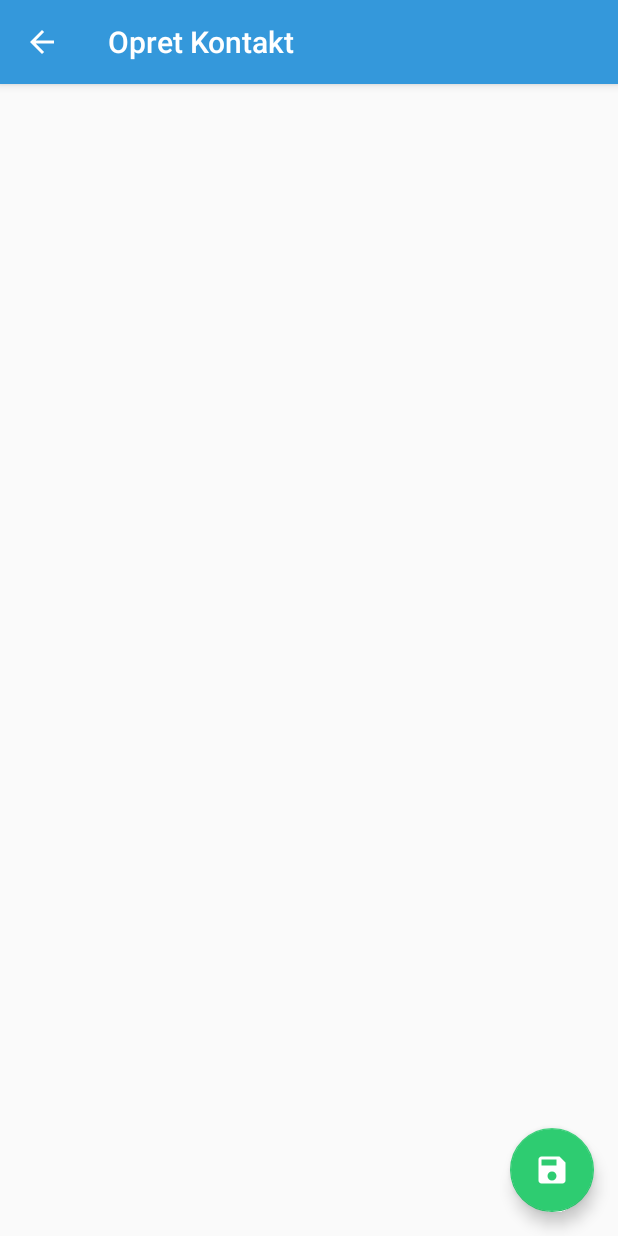
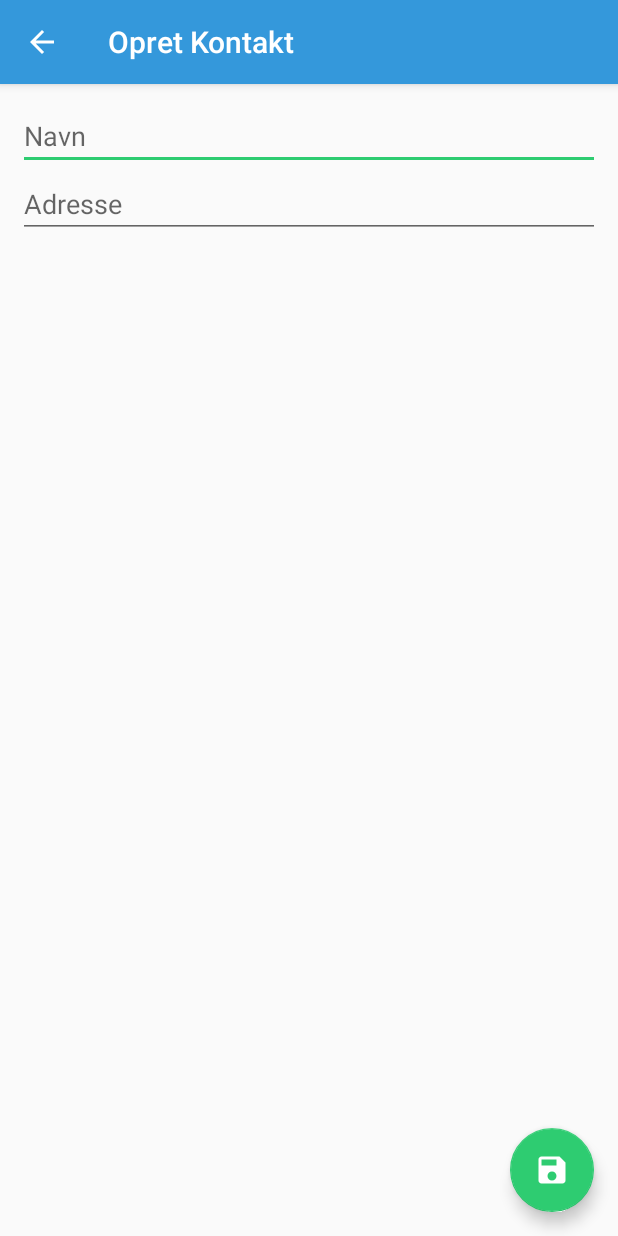
Before and after one commit to Prepager/RejseBuddy, an Android app: the ContactsEditorActivity screen opened directly, with no data from a screen before it, on a phone screen of 412 x 824 dp. Run offline under Robolectric (Android 15) with nearby library versions, the phone set to English and light mode, and no system bars.

Commit message:
Added address autocomplete fragment

```diff
--- a/app/build.gradle
+++ b/app/build.gradle
@@ -26,6 +26,7 @@ dependencies {
     implementation 'androidx.legacy:legacy-support-v4:1.0.0'
     implementation 'androidx.lifecycle:lifecycle-extensions:2.0.0'
     implementation 'androidx.preference:preference:1.1.0-rc01'
+    implementation 'com.google.android.gms:play-services-plus:17.0.0'
     testImplementation 'junit:junit:4.12'
     androidTestImplementation 'androidx.test.ext:junit:1.1.1'
     androidTestImplementation 'androidx.test.espresso:espresso-core:3.2.0'
--- a/app/src/main/AndroidManifest.xml
+++ b/app/src/main/AndroidManifest.xml
@@ -2,6 +2,7 @@
 <manifest xmlns:android="http://schemas.android.com/apk/res/android"
     package="com.rejsebuddy">
 
+    <!-- To access Google+ APIs: -->
     <uses-permission android:name="android.permission.INTERNET" />
 
     <application
@@ -11,7 +12,8 @@
         android:label="@string/app_name"
         android:roundIcon="@mipmap/ic_launcher_round"
         android:supportsRtl="true"
-        android:theme="@style/AppTheme">
+        android:theme="@style/AppTheme"
+        android:usesCleartextTraffic="true">
         <activity
             android:name=".contacts.ContactsEditorActivity"
             android:label="@string/create_contacts_title"
--- /dev/null
+++ b/app/src/main/java/com/rejsebuddy/address/AddressInputFragment.java
@@ -0,0 +1,153 @@
+package com.rejsebuddy.address;
+
+import android.content.Context;
+import android.os.Bundle;
+import android.view.LayoutInflater;
+import android.view.View;
+import android.view.ViewGroup;
+import android.widget.AdapterView;
+import android.widget.ArrayAdapter;
+import android.widget.AutoCompleteTextView;
+
+import androidx.fragment.app.Fragment;
+
+import com.rejsebuddy.R;
+import com.rejsebuddy.api.tasks.SearchLocationsTask;
+import com.rejsebuddy.helpers.DebouncedTextWatcher;
+
+import java.util.List;
+
+public class AddressInputFragment extends Fragment implements AdapterView.OnItemClickListener {
+
+    /**
+     * The auto complete text view instance.
+     */
+    private AutoCompleteTextView input;
+
+    /**
+     * The input address change listener.
+     */
+    private OnAddressChangeListener listener;
+
+    /**
+     * Inflates the contacts fragment.
+     *
+     * @param inflater The layout inflater instance.
+     * @param container The group view container.
+     * @param state The saved state of the view.
+     * @return The inflated fragment view.
+     */
+    @Override
+    public View onCreateView(LayoutInflater inflater, ViewGroup container, Bundle state) {
+        return inflater.inflate(R.layout.fragment_address_input, container, false);
+    }
+
+    /**
+     * Prepares and saves the autocomplete input.
+     *
+     * @param view The contacts row view.
+     * @param state The previous view state.
+     */
+    @Override
+    public void onViewCreated(View view, Bundle state) {
+        // Call super class.
+        super.onViewCreated(view, state);
+
+        // Find input and bind on item select.
+        this.input = view.findViewById(R.id.input);
+        this.input.setOnItemClickListener(this);
+
+        // Add debounced text watcher to search locations.
+        this.input.addTextChangedListener(new DebouncedTextWatcher() {
+
+            @Override
+            public void textChanged(String str) {
+                new SearchLocations(getContext(), AddressInputFragment.this).execute(str);
+            }
+
+        });
+    }
+
+    /**
+     * Binds the on address change listener.
+     *
+     * @param ctx The application context.
+     */
+    @Override
+    public void onAttach(Context ctx) {
+        super.onAttach(ctx);
+        this.listener = (OnAddressChangeListener) ctx;
+    }
+
+    /**
+     * Emits the selected address to the listener.
+     *
+     * @param adapter The data adapter.
+     * @param view The current view.
+     * @param pos The position of the element.
+     * @param id The id of the element.
+     */
+    @Override
+    public void onItemClick(AdapterView<?> adapter, View view, int pos, long id) {
+        this.listener.onAddressChanged((Address) adapter.getItemAtPosition(pos));
+    }
+
+    /**
+     * Sets the input text property.
+     *
+     * @param address The address to display.
+     */
+    public void setAddress(Address address) {
+        this.input.setText(address.getAddress());
+    }
+
+    /**
+     * Interface to listen for address changes.
+     */
+    public interface OnAddressChangeListener {
+
+        /**
+         * Called when the address is changed.
+         *
+         * @param address The selected address.
+         */
+        void onAddressChanged(Address address);
+
+    }
+
+    /**
+     * Search for locations by autocomplete input text.
+     */
+    private static class SearchLocations extends SearchLocationsTask<AddressInputFragment> {
+
+        /**
+         * Call parent super constructor.
+         *
+         * @param ctx The application context.
+         * @param instance The current class instance.
+         */
+        SearchLocations(Context ctx, AddressInputFragment instance) {
+            super(ctx, instance);
+        }
+
+        /**
+         * Save async results to new adapter instance.
+         *
+         * @param results The query list result.
+         */
+        protected void onPostExecute(List<Address> results) {
+            // Create new simple list adapter with results.
+            ArrayAdapter adapter = new ArrayAdapter<>(
+                this.getContext(),
+                android.R.layout.simple_list_item_1,
+                results
+            );
+
+            // Set adapter on input and notify of change.
+            this.getInstance().input.setAdapter(adapter);
+            adapter.notifyDataSetChanged();
+        }
+
+    }
+
+}
--- a/app/src/main/java/com/rejsebuddy/api/Client.java
+++ b/app/src/main/java/com/rejsebuddy/api/Client.java
@@ -44,12 +44,8 @@ class Client {
     private XmlPullParser parse(InputStream stream) throws XmlPullParserException, IOException {
         // Create new parser and set input stream.
         XmlPullParser parser = Xml.newPullParser();
-        //parser.setFeature(XmlPullParser.FEATURE_PROCESS_NAMESPACES, false);
         parser.setInput(stream, null);
         parser.nextTag();
-
-        // Close the input stream.
-        stream.close();
 
         // Return the created parser.
         return parser;
--- a/app/src/main/java/com/rejsebuddy/contacts/ContactsEditorActivity.java
+++ b/app/src/main/java/com/rejsebuddy/contacts/ContactsEditorActivity.java
@@ -3,20 +3,34 @@ package com.rejsebuddy.contacts;
 import android.content.Context;
 import android.os.Bundle;
 import android.view.View;
+import android.widget.EditText;
 
 import androidx.appcompat.app.AppCompatActivity;
+import androidx.fragment.app.FragmentManager;
 
 import com.google.android.material.floatingactionbutton.FloatingActionButton;
 import com.rejsebuddy.R;
+import com.rejsebuddy.address.Address;
+import com.rejsebuddy.address.AddressInputFragment;
 import com.rejsebuddy.storage.contact.Contact;
 import com.rejsebuddy.storage.contact.tasks.FindContactTask;
 
-public class ContactsEditorActivity extends AppCompatActivity implements View.OnClickListener {
+public class ContactsEditorActivity extends AppCompatActivity implements View.OnClickListener, AddressInputFragment.OnAddressChangeListener {
 
     /**
      * The current contact instance.
      */
     private Contact contact;
+
+    /**
+     * The address name input.
+     */
+    private EditText nameInput;
+
+    /**
+     * The address input fragment.
+     */
+    private AddressInputFragment addressInput;
 
     /**
      * Initiate the activity.
@@ -31,6 +45,13 @@ public class ContactsEditorActivity extends AppCompatActivity implements View.On
 
         // Enable the return button.
         getSupportActionBar().setDisplayHomeAsUpEnabled(true);
+
+        // Save the name input.
+        this.nameInput = findViewById(R.id.name);
+
+        // Save the address input fragment.
+        FragmentManager manager = getSupportFragmentManager();
+        this.addressInput = (AddressInputFragment) manager.findFragmentById(R.id.address);
 
         // Get passed contact ID from intent and fetch.
         int contactID = getIntent().getIntExtra("CONTACT_ID", -1);
@@ -64,6 +85,16 @@ public class ContactsEditorActivity extends AppCompatActivity implements View.On
     }
 
     /**
+     * Saves the address changes.
+     *
+     * @param address The selected address.
+     */
+    @Override
+    public void onAddressChanged(Address address) {
+        // TODO: Save address.
+    }
+
+    /**
      * Fetches contact for the passed id.
      */
     private static class FindContact extends FindContactTask<ContactsEditorActivity> {
@@ -83,11 +114,18 @@ public class ContactsEditorActivity extends AppCompatActivity implements View.On
          * @param result The fetched contact.
          */
         protected void onPostExecute(Contact result) {
+            // Get the parent instance.
+            ContactsEditorActivity instance = this.getInstance();
+
             // Save the contact result.
-            this.getInstance().contact = result;
+            instance.contact = result;
 
             // Update the action bar title with name.
-            this.getInstance().getSupportActionBar().setTitle(result.getName());
+            instance.getSupportActionBar().setTitle(result.getName());
+
+            // Set text on inputs.
+            instance.nameInput.setText(result.getName());
+            instance.addressInput.setAddress(result.getAddressIntance());
         }
 
     }
--- /dev/null
+++ b/app/src/main/java/com/rejsebuddy/helpers/DebouncedTextWatcher.java
@@ -0,0 +1,76 @@
+package com.rejsebuddy.helpers;
+
+import android.text.Editable;
+import android.text.TextWatcher;
+
+import java.util.Timer;
+import java.util.TimerTask;
+
+public abstract class DebouncedTextWatcher implements TextWatcher {
+
+    /**
+     * The debouncer timer instance.
+     */
+    private Timer timer;
+
+    /**
+     * The debouncer delay time.
+     */
+    private int delay = 250;
+
+    /**
+     * Called before the text sequence is changed.
+     *
+     * @param sequence The current char sequence.
+     * @param before
+     * @param start
+     * @param count The amount of characters.
+     */
+    @Override
+    public void beforeTextChanged(CharSequence sequence, int start, int count, int before) {
+        // Left blank intentionally.
+    }
+
+    /**
+     * Cancels the current countdown timer on change.
+     *
+     * @param sequence The current char sequence.
+     * @param start
+     * @param before
+     * @param count The amount of characters.
+     */
+    @Override
+    public void onTextChanged(CharSequence sequence, int start, int before, int count) {
+        // Cancel if available.
+        if (this.timer != null) {
+            timer.cancel();
+        }
+    }
+
+    /**
+     * Start timer after text was changed.
+     *
+     * @param editable The final editable text.
+     */
+    @Override
+    public void afterTextChanged(final Editable editable) {
+        // Create new timer instance.
+        this.timer = new Timer();
+
+        // Schedule new task with delay.
+        this.timer.schedule(new TimerTask() {
+            @Override
+            public void run() {
+                // Call text changed function.
+                textChanged(editable.toString());
+            }
+        }, this.delay);
+    }
+
+    /**
+     * The debounced text change listeners.
+     *
+     * @param str The final text string.
+     */
+    public abstract void textChanged(String str);
+}
--- a/app/src/main/res/layout/activity_contacts_editor.xml
+++ b/app/src/main/res/layout/activity_contacts_editor.xml
@@ -5,6 +5,28 @@
     android:layout_width="match_parent"
     android:layout_height="match_parent"
     tools:context=".contacts.ContactsEditorActivity">
+
+    <LinearLayout
+        android:layout_width="match_parent"
+        android:layout_height="match_parent"
+        android:orientation="vertical"
+        android:padding="@dimen/list_padding">
+
+        <EditText
+            android:id="@+id/name"
+            android:layout_width="fill_parent"
+            android:layout_height="wrap_content"
+            android:ems="10"
+            android:inputType="textPersonName"
+            android:hint="@string/name" />
+
+        <fragment
+            android:id="@+id/address"
+            android:name="com.rejsebuddy.address.AddressInputFragment"
+            android:layout_width="fill_parent"
+            android:layout_height="wrap_content" />
+
+    </LinearLayout>
 
     <com.google.android.material.floatingactionbutton.FloatingActionButton
         android:id="@+id/save_contacts_fab"
--- /dev/null
+++ b/app/src/main/res/layout/fragment_address_input.xml
@@ -0,0 +1,14 @@
+<?xml version="1.0" encoding="utf-8"?>
+<FrameLayout xmlns:android="http://schemas.android.com/apk/res/android"
+    xmlns:tools="http://schemas.android.com/tools"
+    android:layout_width="match_parent"
+    android:layout_height="match_parent"
+    tools:context=".address.AddressInputFragment">
+
+    <AutoCompleteTextView
+        android:id="@+id/input"
+        android:layout_width="fill_parent"
+        android:layout_height="wrap_content"
+        android:hint="@string/address" />
+
+</FrameLayout>
--- a/app/src/main/res/values/strings.xml
+++ b/app/src/main/res/values/strings.xml
@@ -6,7 +6,9 @@
     <string name="settings_title">Indstillinger</string>
     <string name="create_contacts_title">Opret Kontakt</string>
 
+    <string name="name">Navn</string>
     <string name="missing_name">Mangler Navn</string>
+    <string name="address">Adresse</string>
     <string name="missing_address">Mangler Adresse</string>
 
     <string name="settings_data">Data</string>
```
Also changed, not shown: app/src/main/java/com/rejsebuddy/address/Address.java (added, +96 -0 lines), app/src/main/java/com/rejsebuddy/api/tasks/SearchLocationsTask.java (added, +70 -0 lines), app/src/main/java/com/rejsebuddy/contacts/ContactsListFragment.java (+9 -4 lines), app/src/main/java/com/rejsebuddy/storage/contact/Contact.java (+20 -0 lines).
